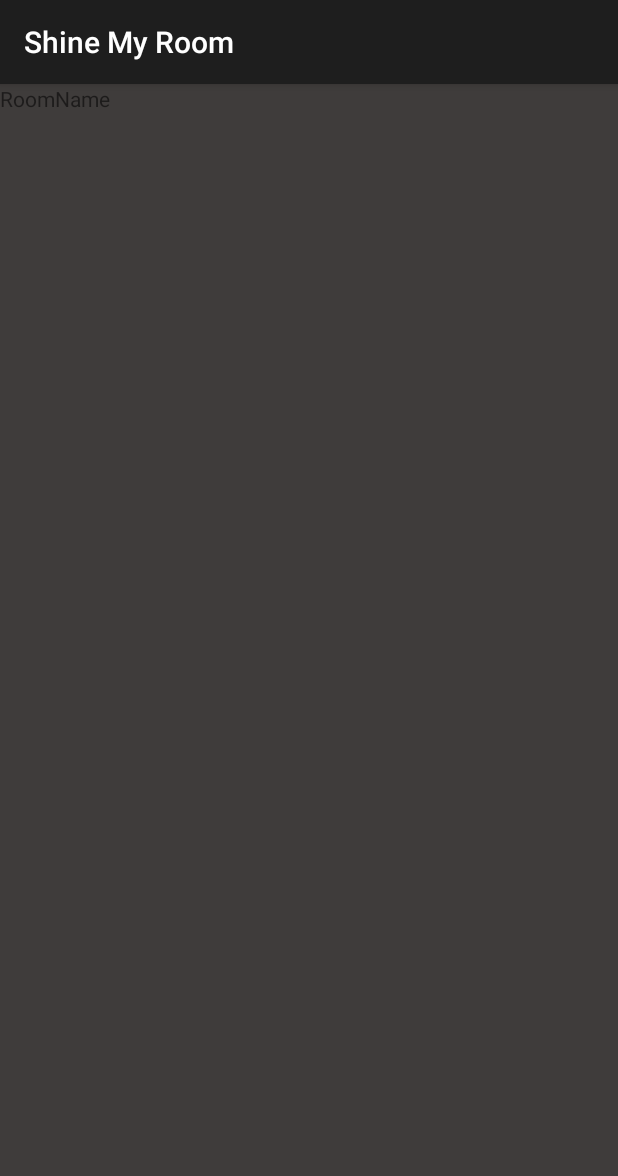
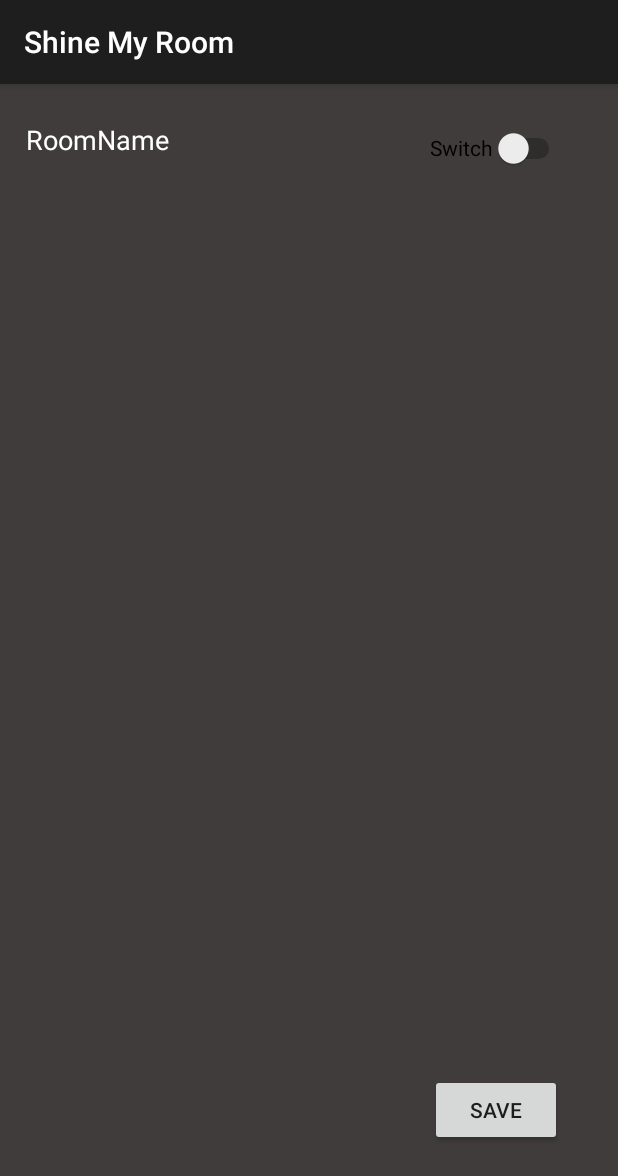
Before and after one commit to liao1994/SMAP, an Android app: the RoomClickedActivity screen opened directly, with no data from a screen before it, on a phone screen of 412 x 824 dp. Shown: the top 1176 px of the screen. Run offline under Robolectric (Android 15) with nearby library versions, the phone set to English and light mode, and no system bars.

Commit message:
Some stuff

```diff
--- a/ShineMyRoom/app/src/main/java/dk/group2/smap/shinemyroom/fragments/EditRomFragment.java
+++ b/ShineMyRoom/app/src/main/java/dk/group2/smap/shinemyroom/fragments/EditRomFragment.java
@@ -16,6 +16,6 @@ public class EditRomFragment extends Fragment {
                                  Bundle savedInstanceState) {
 
             // Inflate the layout for this fragment
-            return inflater.inflate(R.layout.edit_room_fragment, container, false);
+            return inflater.inflate(R.layout.activity_edit_room, container, false);
         }
 }
--- a/ShineMyRoom/app/src/main/res/layout/activity_room_clicked.xml
+++ b/ShineMyRoom/app/src/main/res/layout/activity_room_clicked.xml
@@ -8,9 +8,49 @@
 
     <TextView
         android:id="@+id/room_name"
+        android:layout_width="117dp"
+        android:layout_height="41dp"
+        android:text="RoomName"
+        android:textColor="#FFFFFFFF"
+        android:textSize="18sp"
+        app:layout_constraintTop_toTopOf="parent"
+        app:layout_constraintRight_toRightOf="parent"
+        app:layout_constraintLeft_toLeftOf="parent"
+        app:layout_constraintHorizontal_bias="0.059"
+        app:layout_constraintBottom_toBottomOf="parent"
+        app:layout_constraintVertical_bias="0.034" />
+
+    <Switch
+        android:id="@+id/switch1"
+        android:layout_width="90dp"
+        android:layout_height="37dp"
+        android:text="Switch"
+        app:layout_constraintRight_toRightOf="parent"
+        app:layout_constraintLeft_toLeftOf="parent"
+        app:layout_constraintHorizontal_bias="0.891"
+        app:layout_constraintBottom_toBottomOf="parent"
+        app:layout_constraintTop_toTopOf="parent"
+        app:layout_constraintVertical_bias="0.033" />
+
+    <ListView
+        android:layout_width="336dp"
+        android:layout_height="326dp"
+        android:id="@+id/listView"
+        app:layout_constraintBottom_toBottomOf="parent"
+        app:layout_constraintTop_toTopOf="parent"
+        app:layout_constraintVertical_bias="0.4"
+        app:layout_constraintRight_toRightOf="parent"
+        app:layout_constraintLeft_toLeftOf="parent" />
+
+    <Button
+        android:id="@+id/button2"
         android:layout_width="wrap_content"
         android:layout_height="wrap_content"
-        android:text="RoomName"
-        tools:layout_editor_absoluteX="52dp"
-        tools:layout_editor_absoluteY="34dp" />
+        android:text="@string/save_btn_text"
+        app:layout_constraintBottom_toBottomOf="parent"
+        app:layout_constraintTop_toTopOf="parent"
+        app:layout_constraintRight_toRightOf="parent"
+        app:layout_constraintLeft_toLeftOf="parent"
+        app:layout_constraintHorizontal_bias="0.885"
+        app:layout_constraintVertical_bias="0.917" />
 </android.support.constraint.ConstraintLayout>
--- /dev/null
+++ b/ShineMyRoom/app/src/main/res/layout/edit_room_lamp_item.xml
@@ -0,0 +1,6 @@
+<?xml version="1.0" encoding="utf-8"?>
+<LinearLayout xmlns:android="http://schemas.android.com/apk/res/android"
+    android:orientation="vertical" android:layout_width="match_parent"
+    android:layout_height="match_parent">
+
+</LinearLayout>
```
Also changed, not shown: ShineMyRoom/app/src/main/res/layout/edit_room_list_item.xml (added, +28 -0 lines), ShineMyRoom/app/src/main/res/layout/activity_edit_room.xml (renamed from ShineMyRoom/app/src/main/res/layout/edit_room_fragment.xml).
